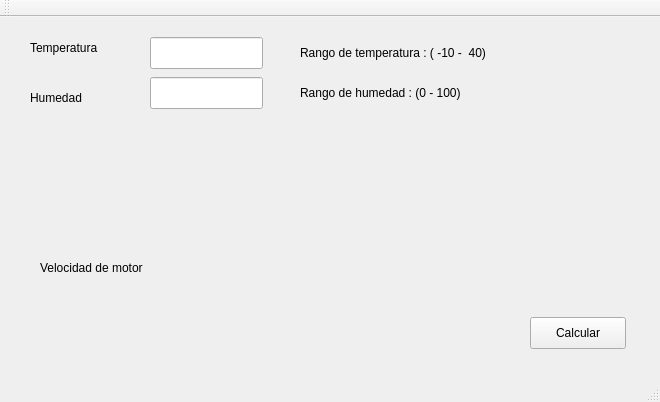
Above: mainwindow.ui from nadien/FuzzylogicTest before the change. Below: the same form after it.
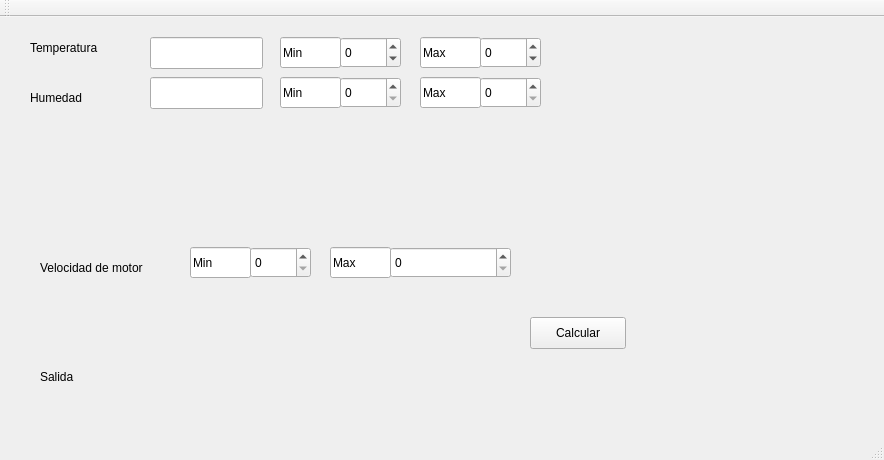
That is the form after the change.

```diff
--- a/mainwindow.ui
+++ b/mainwindow.ui
@@ -6,8 +6,8 @@
    <rect>
     <x>0</x>
     <y>0</y>
-    <width>660</width>
-    <height>402</height>
+    <width>884</width>
+    <height>460</height>
    </rect>
   </property>
   <property name="windowTitle">
@@ -76,10 +76,10 @@
    <widget class="QLabel" name="Print_Velocidad">
     <property name="geometry">
      <rect>
-      <x>230</x>
-      <y>240</y>
+      <x>90</x>
+      <y>340</y>
       <width>231</width>
-      <height>20</height>
+      <height>41</height>
      </rect>
     </property>
     <property name="text">
@@ -99,30 +99,186 @@
      <string>Calcular</string>
     </property>
    </widget>
+   <widget class="QSpinBox" name="minTemp">
+    <property name="geometry">
+     <rect>
+      <x>340</x>
+      <y>20</y>
+      <width>61</width>
+      <height>31</height>
+     </rect>
+    </property>
+    <property name="minimum">
+     <number>-20</number>
+    </property>
+    <property name="maximum">
+     <number>49</number>
+    </property>
+   </widget>
+   <widget class="QLineEdit" name="lineEdit">
+    <property name="geometry">
+     <rect>
+      <x>280</x>
+      <y>20</y>
+      <width>61</width>
+      <height>31</height>
+     </rect>
+    </property>
+    <property name="text">
+     <string>Min</string>
+    </property>
+   </widget>
+   <widget class="QLineEdit" name="lineEdit_2">
+    <property name="geometry">
+     <rect>
+      <x>420</x>
+      <y>20</y>
+      <width>61</width>
+      <height>31</height>
+     </rect>
+    </property>
+    <property name="text">
+     <string>Max</string>
+    </property>
+   </widget>
+   <widget class="QSpinBox" name="maxTemp">
+    <property name="geometry">
+     <rect>
+      <x>480</x>
+      <y>20</y>
+      <width>61</width>
+      <height>31</height>
+     </rect>
+    </property>
+    <property name="minimum">
+     <number>-19</number>
+    </property>
+    <property name="maximum">
+     <number>50</number>
+    </property>
+   </widget>
+   <widget class="QSpinBox" name="minHum">
+    <property name="geometry">
+     <rect>
+      <x>340</x>
+      <y>60</y>
+      <width>61</width>
+      <height>31</height>
+     </rect>
+    </property>
+   </widget>
+   <widget class="QSpinBox" name="maxHum">
+    <property name="geometry">
+     <rect>
+      <x>480</x>
+      <y>60</y>
+      <width>61</width>
+      <height>31</height>
+     </rect>
+    </property>
+    <property name="maximum">
+     <number>100</number>
+    </property>
+   </widget>
+   <widget class="QLineEdit" name="lineEdit_3">
+    <property name="geometry">
+     <rect>
+      <x>280</x>
+      <y>60</y>
+      <width>61</width>
+      <height>31</height>
+     </rect>
+    </property>
+    <property name="text">
+     <string>Min</string>
+    </property>
+   </widget>
+   <widget class="QLineEdit" name="lineEdit_4">
+    <property name="geometry">
+     <rect>
+      <x>420</x>
+      <y>60</y>
+      <width>61</width>
+      <height>31</height>
+     </rect>
+    </property>
+    <property name="text">
+     <string>Max</string>
+    </property>
+   </widget>
+   <widget class="QLineEdit" name="lineEdit_5">
+    <property name="geometry">
+     <rect>
+      <x>190</x>
+      <y>230</y>
+      <width>61</width>
+      <height>31</height>
+     </rect>
+    </property>
+    <property name="text">
+     <string>Min</string>
+    </property>
+   </widget>
+   <widget class="QLineEdit" name="lineEdit_6">
+    <property name="geometry">
+     <rect>
+      <x>330</x>
+      <y>230</y>
+      <width>61</width>
+      <height>31</height>
+     </rect>
+    </property>
+    <property name="text">
+     <string>Max</string>
+    </property>
+   </widget>
+   <widget class="QSpinBox" name="minVel">
+    <property name="geometry">
+     <rect>
+      <x>250</x>
+      <y>230</y>
+      <width>61</width>
+      <height>31</height>
+     </rect>
+    </property>
+   </widget>
+   <widget class="QSpinBox" name="maxVel">
+    <property name="geometry">
+     <rect>
+      <x>390</x>
+      <y>230</y>
+      <width>121</width>
+      <height>31</height>
+     </rect>
+    </property>
+    <property name="maximum">
+     <number>3600</number>
+    </property>
+   </widget>
    <widget class="QLabel" name="label_4">
     <property name="geometry">
      <rect>
-      <x>300</x>
-      <y>20</y>
-      <width>311</width>
-      <height>31</height>
+      <x>40</x>
+      <y>350</y>
+      <width>66</width>
+      <height>20</height>
      </rect>
     </property>
     <property name="text">
-     <string>Rango de temperatura : ( -10 -  40)</string>
+     <string>Salida</string>
     </property>
    </widget>
    <widget class="QLabel" name="label_5">
     <property name="geometry">
      <rect>
-      <x>300</x>
-      <y>60</y>
-      <width>271</width>
-      <height>31</height>
+      <x>510</x>
+      <y>370</y>
+      <width>91</width>
+      <height>21</height>
      </rect>
     </property>
     <property name="text">
-     <string>Rango de humedad : (0 - 100)</string>
+     <string/>
     </property>
    </widget>
   </widget>
```
Left out of the diff: 4 changed lines with no effect on the pictures.
